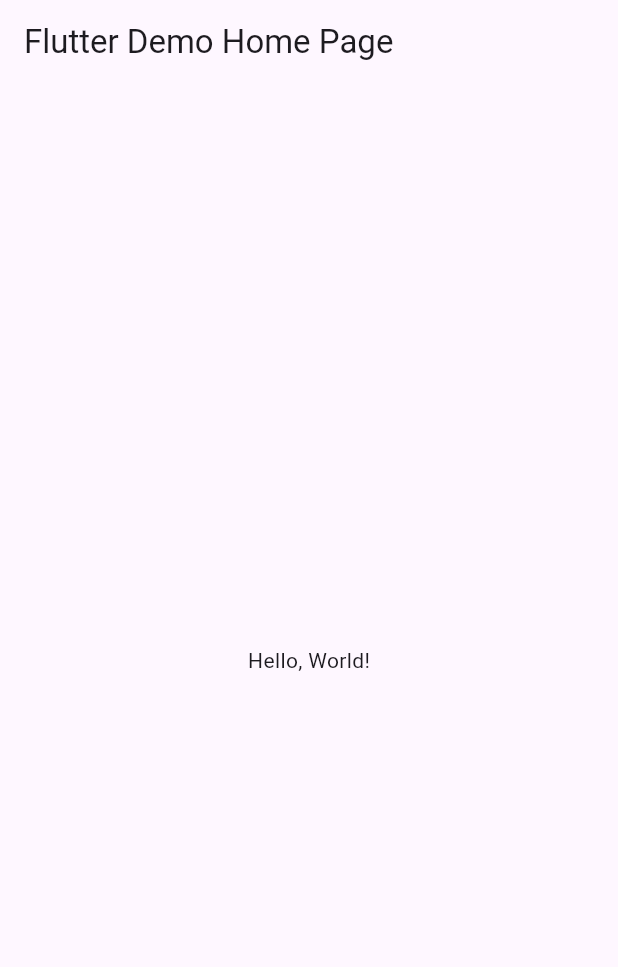
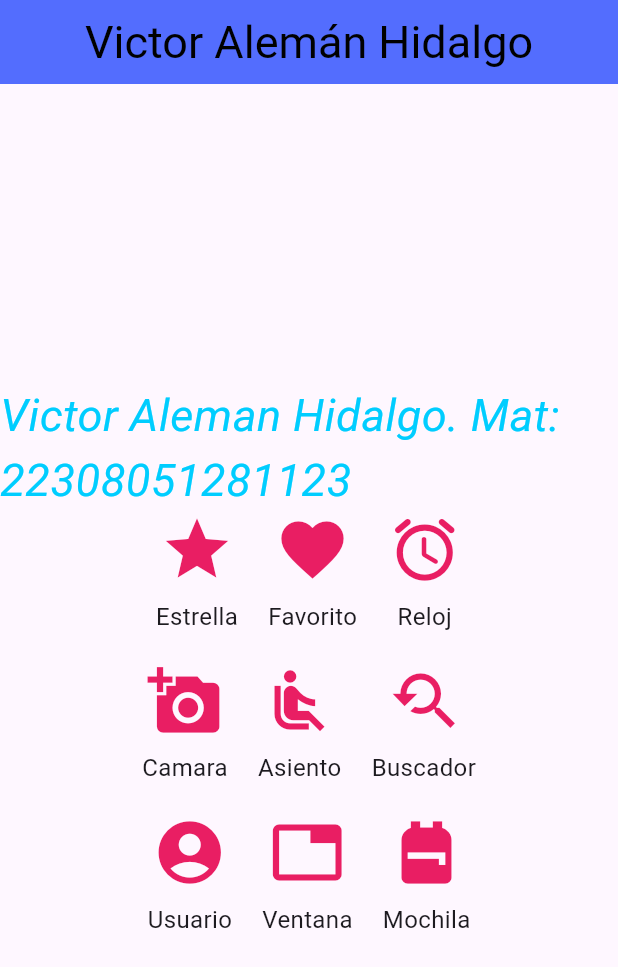
Before and after one commit to VictorAlemanHidalgo/p9_v2_iconos, a Flutter app: the screen it shows after launch, on a phone screen of 412 x 824 dp. Shown: the top 967 px of the screen. Run offline on Flutter 3.47's test engine with Material 3 defaults, Android fonts, the phone set to English and light mode, and no system bars.

Commit message:
Practica de iconos

```diff
--- a/lib/main.dart
+++ b/lib/main.dart
@@ -1,43 +1,99 @@
 import 'package:flutter/material.dart';
 
-void main() => runApp(MyApp());
+void main() => runApp(const MisIconos());
 
-class MyApp extends StatelessWidget {
-  const MyApp({super.key});
-  // This widget is the root of your application.
+class MisIconos extends StatelessWidget {
+  const MisIconos({Key? key}) : super(key: key);
+
   @override
   Widget build(BuildContext context) {
     return MaterialApp(
-      // Application name
-      title: 'Flutter Hello World',
-      // Application theme data, you can set the colors for the application as
-      // you want
-      theme: ThemeData(
-        // useMaterial3: false,
-        primarySwatch: Colors.blue,
-      ),
-      // A widget which will be started on application startup
-      home: MyHomePage(title: 'Flutter Demo Home Page'),
-    );
-  }
-}
-
-class MyHomePage extends StatelessWidget {
-  final String title;
-  const MyHomePage({super.key, required this.title});
-
-  @override
-  Widget build(BuildContext context) {
-    return Scaffold(
-      appBar: AppBar(
-        // The title text which will be shown on the action bar
-        title: Text(title),
-      ),
-      body: Center(
-        child: Text(
-          'Hello, World!',
+      debugShowCheckedModeBanner: false,
+      home: Scaffold(
+        appBar: AppBar(
+          title: const Text("Victor Alemán Hidalgo"),
+          titleTextStyle: const TextStyle(color: Colors.black, fontSize: 30),
+          centerTitle: true,
+          backgroundColor: Colors.indigoAccent,
+        ),
+        body: const Center(
+          child: Column(
+            mainAxisAlignment:
+                MainAxisAlignment.center, // Centra el contenido verticalmente
+            children: <Widget>[
+              Text(
+                'Victor Aleman Hidalgo. Mat: 22308051281123',
+                style: TextStyle(
+                    fontSize: 30,
+                    fontStyle:
+                        FontStyle.italic, // Ajusta el estilo del subtítulo
+                    color: Color(0xff00cdff)),
+              ),
+              // Primera fila
+              Row(
+                mainAxisAlignment:
+                    MainAxisAlignment.center, // Centra los iconos en la fila
+                children: <Widget>[
+                  IconWithLabel(icon: Icons.star, label: 'Estrella'),
+                  SizedBox(width: 20.0), // Espacio entre los iconos
+                  IconWithLabel(icon: Icons.favorite, label: 'Favorito'),
+                  SizedBox(width: 20.0), // Espacio entre los iconos
+                  IconWithLabel(
+                      icon: Icons.access_alarm_rounded, label: 'Reloj'),
+                ],
+              ),
+              SizedBox(height: 20.0), // Espacio entre las filas
+              // Segunda fila
+              Row(
+                mainAxisAlignment:
+                    MainAxisAlignment.center, // Centra los iconos en la fila
+                children: <Widget>[
+                  IconWithLabel(icon: Icons.add_a_photo, label: 'Camara'),
+                  SizedBox(width: 20.0), // Espacio entre los iconos
+                  IconWithLabel(
+                      icon: Icons.airline_seat_recline_normal,
+                      label: 'Asiento'),
+                  SizedBox(width: 20.0), // Espacio entre los iconos
+                  IconWithLabel(
+                      icon: Icons.youtube_searched_for, label: 'Buscador'),
+                ],
+              ),
+              SizedBox(height: 20.0), // Espacio entre las filas
+              // Tercera fila
+              Row(
+                mainAxisAlignment:
+                    MainAxisAlignment.center, // Centra los iconos en la fila
+                children: <Widget>[
+                  IconWithLabel(icon: Icons.account_circle, label: 'Usuario'),
+                  SizedBox(width: 20.0), // Espacio entre los iconos
+                  IconWithLabel(icon: Icons.tab_outlined, label: 'Ventana'),
+                  SizedBox(width: 20.0), // Espacio entre los iconos
+                  IconWithLabel(icon: Icons.backpack, label: 'Mochila'),
+                ],
+              ),
+            ],
+          ),
         ),
       ),
     );
   }
 }
+
+// Widget personalizado para un icono con subtítulo
+class IconWithLabel extends StatelessWidget {
+  final IconData icon;
+  final String label;
+
+  const IconWithLabel({required this.icon, required this.label});
+
+  @override
+  Widget build(BuildContext context) {
+    return Column(
+      children: <Widget>[
+        Icon(icon, size: 50.0, color: Colors.pink), // Icono
+        const SizedBox(height: 8.0), // Espacio entre el icono y el texto
+        Text(label, style: const TextStyle(fontSize: 16.0)), // Subtítulo
+      ],
+    );
+  }
+}
```
Also changed, not shown: ejemploIconos2.PNG (added).
